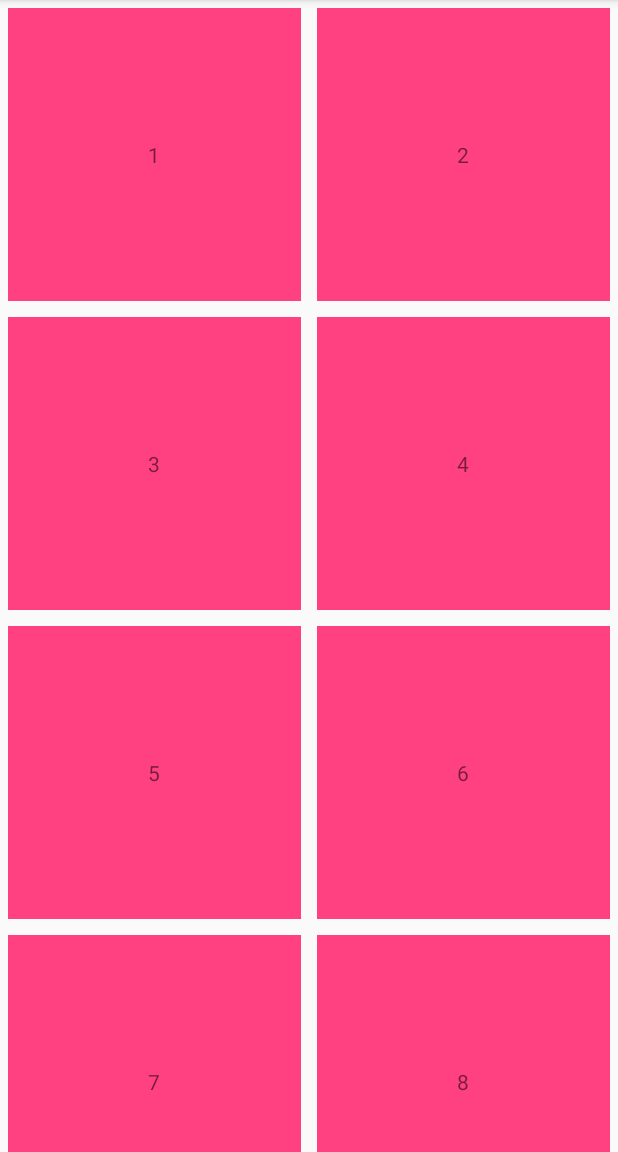
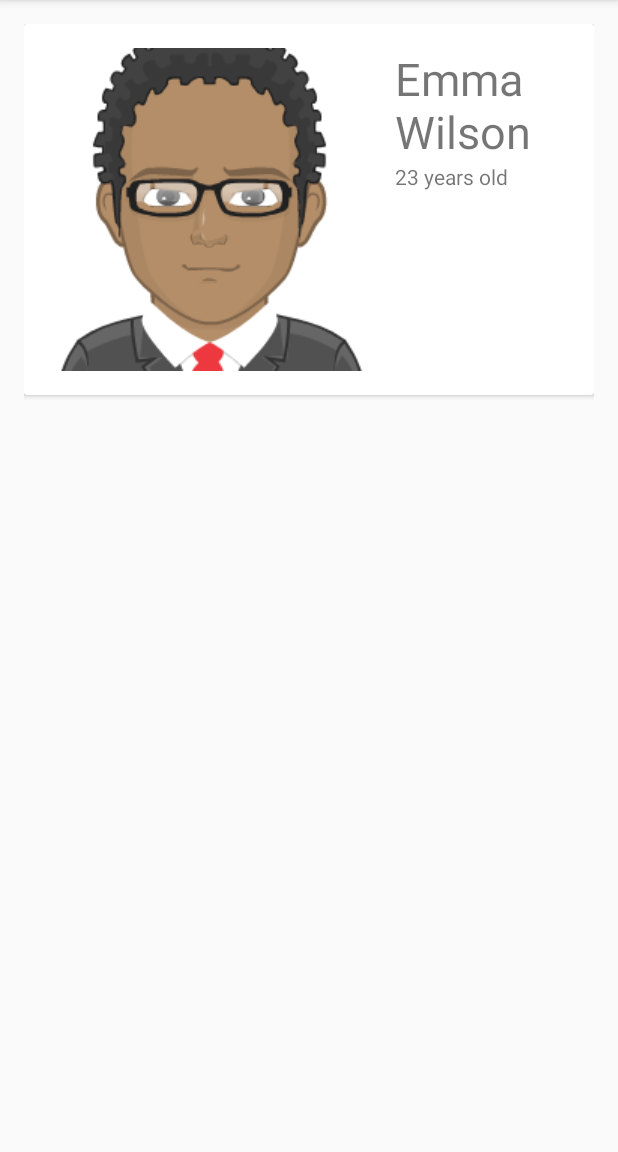
Before and after one commit to tanakphong/Restaurant, an Android app: the TableActivity screen opened directly, with no data from a screen before it, on a phone screen of 412 x 824 dp, the part 84-1236 px from its top. Run offline under Robolectric (Android 15) with nearby library versions, the phone set to English and light mode, and no system bars.

```diff
--- a/app/build.gradle
+++ b/app/build.gradle
@@ -30,4 +30,5 @@ dependencies {
     implementation 'com.squareup.okhttp3:logging-interceptor:3.4.1'
     implementation 'com.squareup.okhttp3:okhttp:3.10.0'
     implementation 'com.android.support:recyclerview-v7:27.1.1'
+    implementation 'com.android.support:cardview-v7:27.1.1'
 }
--- a/app/src/main/java/com/deverdie/restaurant/TableActivity.java
+++ b/app/src/main/java/com/deverdie/restaurant/TableActivity.java
@@ -4,40 +4,78 @@ import android.os.Bundle;
 import android.support.v7.app.AppCompatActivity;
 import android.support.v7.widget.LinearLayoutManager;
 import android.support.v7.widget.RecyclerView;
-import android.util.Log;
 import android.view.View;
 
+import com.deverdie.restaurant.adapter.RVAdapter;
 import com.deverdie.restaurant.adapter.TableRecyclerViewAdapter;
+import com.deverdie.restaurant.model.Person;
+
+import java.util.ArrayList;
+import java.util.List;
 
 public class TableActivity extends AppCompatActivity implements TableRecyclerViewAdapter.ItemClickListener {
 
-    TableRecyclerViewAdapter adapter;
+//    TableRecyclerViewAdapter adapter;
+
+//    private RecyclerView recyclerView;
+//    private EmployeeAdapter adapter;
+//    private ArrayList<Employee> employeeArrayList;
 
     @Override
     protected void onCreate(Bundle savedInstanceState) {
         super.onCreate(savedInstanceState);
         setContentView(R.layout.activity_table);
-        // data to populate the RecyclerView with
-        String[] data = {"1", "2", "3", "4", "5", "6", "7", "8", "9", "10", "11", "12", "13", "14", "15", "16", "17", "18", "19", "20", "21", "22", "23", "24", "25", "26", "27", "28", "29", "30", "31", "32", "33", "34", "35", "36", "37", "38", "39", "40", "41", "42", "43", "44", "45", "46", "47", "48"};
+//        // data to populate the RecyclerView with
+//        String[] data = {"1", "2", "3", "4", "5", "6", "7", "8", "9", "10", "11", "12", "13", "14", "15", "16", "17", "18", "19", "20", "21", "22", "23", "24", "25", "26", "27", "28", "29", "30", "31", "32", "33", "34", "35", "36", "37", "38", "39", "40", "41", "42", "43", "44", "45", "46", "47", "48"};
+//
+//
+//        // set Reclerview Horizontal
+//        LinearLayoutManager layoutManager
+//                = new LinearLayoutManager(this, LinearLayoutManager.HORIZONTAL, false);
+//        // set up the RecyclerView
+//        RecyclerView recyclerView = findViewById(R.id.rvNumbers);
+//        int numberOfColumns = 2;
+////        recyclerView.setLayoutManager(layoutManager);
+//        recyclerView.setLayoutManager(new SpanningGridLayoutManager(this,numberOfColumns));
+////        recyclerView.setLayoutManager(new GridLayoutManager(this, numberOfColumns));
+//        adapter = new TableRecyclerViewAdapter(this, data);
+//        adapter.setClickListener(this);
+//        recyclerView.setAdapter(adapter);
+//        employeeArrayList = new ArrayList<>();
+//        employeeArrayList.add(new Employee("Employee1", "emp1@example.com", "123456789"));
+//        employeeArrayList.add(new Employee("Employee2", "emp2@example.com", "987654321"));
+//        employeeArrayList.add(new Employee("Employee3", "emp3@example.com", "789456123"));
+//        employeeArrayList.add(new Employee("Employee4", "emp4@example.com", "321654987"));
+//
+//        recyclerView = (RecyclerView) findViewById(R.id.rvNumbers);
+//
+//        adapter = new EmployeeAdapter(employeeArrayList);
+//
+//        RecyclerView.LayoutManager layoutManager = new LinearLayoutManager(TableActivity.this);
+//
+//        recyclerView.setLayoutManager(layoutManager);
+//
+//        recyclerView.setAdapter(adapter);
 
+        List<Person> persons = new ArrayList<>();
+        persons.add(new Person("Emma Wilson", "23 years old", R.drawable.avatar));
+        persons.add(new Person("Lavery Maiss", "25 years old", R.drawable.avatar2));
+        persons.add(new Person("Lillie Watts", "35 years old", R.drawable.avatar3));
 
-        // set Reclerview Horizontal
-        LinearLayoutManager layoutManager
-                = new LinearLayoutManager(this, LinearLayoutManager.HORIZONTAL, false);
-        // set up the RecyclerView
-        RecyclerView recyclerView = findViewById(R.id.rvNumbers);
-        int numberOfColumns = 2;
-//        recyclerView.setLayoutManager(layoutManager);
-        recyclerView.setLayoutManager(new SpanningGridLayoutManager(this,numberOfColumns));
-//        recyclerView.setLayoutManager(new GridLayoutManager(this, numberOfColumns));
-        adapter = new TableRecyclerViewAdapter(this, data);
-        adapter.setClickListener(this);
+        RecyclerView recyclerView =  findViewById(R.id.rvNumbers);
+
+        RVAdapter adapter = new RVAdapter(persons);
+
+        LinearLayoutManager llm = new LinearLayoutManager(getApplicationContext());
+        recyclerView.setLayoutManager(llm);
+
         recyclerView.setAdapter(adapter);
     }
 
     @Override
     public void onItemClick(View view, int position) {
-        Log.i("TAG", "You clicked number " + adapter.getItem(position) + ", which is at cell position " + position);
+//        Log.i("TAG", "You clicked number " + adapter.getItem(position) + ", which is at cell position " + position);
 
     }
+
 }
--- /dev/null
+++ b/app/src/main/java/com/deverdie/restaurant/adapter/RVAdapter.java
@@ -0,0 +1,59 @@
+package com.deverdie.restaurant.adapter;
+
+import android.support.annotation.NonNull;
+import android.support.v7.widget.CardView;
+import android.support.v7.widget.RecyclerView;
+import android.view.LayoutInflater;
+import android.view.View;
+import android.view.ViewGroup;
+import android.widget.ImageView;
+import android.widget.TextView;
+
+import com.deverdie.restaurant.R;
+import com.deverdie.restaurant.model.Person;
+
+import java.util.List;
+
+public class RVAdapter extends RecyclerView.Adapter<RVAdapter.PersonViewHolder> {
+
+    List<Person> persons;
+
+    public RVAdapter(List<Person> persons){
+        this.persons = persons;
+    }
+
+    @NonNull
+    @Override
+    public PersonViewHolder onCreateViewHolder(@NonNull ViewGroup parent, int viewType) {
+        LayoutInflater layoutInflater = LayoutInflater.from(parent.getContext());
+        View view = layoutInflater.inflate(R.layout.widget_card_row, parent, false);
+        return new PersonViewHolder(view);
+    }
+
+    @Override
+    public void onBindViewHolder(@NonNull PersonViewHolder holder, int position) {
+        holder.personName.setText(persons.get(position).getName());
+        holder.personAge.setText(persons.get(position).getAge());
+        holder.personPhoto.setImageResource(persons.get(position).getPhotoId());
+    }
+
+    @Override
+    public int getItemCount() {
+        return persons.size();
+    }
+
+    public static class PersonViewHolder extends RecyclerView.ViewHolder {
+        CardView cv;
+        TextView personName;
+        TextView personAge;
+        ImageView personPhoto;
+
+        PersonViewHolder(View itemView) {
+            super(itemView);
+            cv = itemView.findViewById(R.id.cv);
+            personName = itemView.findViewById(R.id.person_name);
+            personAge = itemView.findViewById(R.id.person_age);
+            personPhoto = itemView.findViewById(R.id.person_photo);
+        }
+    }
+}
--- /dev/null
+++ b/app/src/main/java/com/deverdie/restaurant/model/Person.java
@@ -0,0 +1,37 @@
+package com.deverdie.restaurant.model;
+
+public class Person {
+    String name;
+    String age;
+    int photoId;
+
+    public Person(String name, String age, int photoId) {
+        this.name = name;
+        this.age = age;
+        this.photoId = photoId;
+    }
+
+    public String getName() {
+        return name;
+    }
+
+    public void setName(String name) {
+        this.name = name;
+    }
+
+    public String getAge() {
+        return age;
+    }
+
+    public void setAge(String age) {
+        this.age = age;
+    }
+
+    public int getPhotoId() {
+        return photoId;
+    }
+
+    public void setPhotoId(int photoId) {
+        this.photoId = photoId;
+    }
+}
--- /dev/null
+++ b/app/src/main/res/layout/widget_card_row.xml
@@ -0,0 +1,45 @@
+<?xml version="1.0" encoding="utf-8"?>
+<LinearLayout xmlns:android="http://schemas.android.com/apk/res/android"
+    android:layout_width="match_parent"
+    android:layout_height="match_parent"
+    android:padding="16dp">
+
+    <android.support.v7.widget.CardView
+        android:id="@+id/cv"
+        android:layout_width="match_parent"
+        android:layout_height="wrap_content">
+
+        <RelativeLayout
+            android:layout_width="match_parent"
+            android:layout_height="wrap_content"
+            android:padding="16dp">
+
+            <ImageView
+                android:id="@+id/person_photo"
+                android:layout_width="wrap_content"
+                android:layout_height="wrap_content"
+                android:layout_alignParentStart="true"
+                android:layout_alignParentTop="true"
+                android:layout_marginEnd="16dp"
+                android:contentDescription="@string/app_name" />
+
+            <TextView
+                android:id="@+id/person_name"
+                android:layout_width="wrap_content"
+                android:layout_height="wrap_content"
+                android:layout_alignParentTop="true"
+                android:layout_toEndOf="@+id/person_photo"
+                android:textSize="30sp" />
+
+            <TextView
+                android:id="@+id/person_age"
+                android:layout_width="wrap_content"
+                android:layout_height="wrap_content"
+                android:layout_below="@+id/person_name"
+                android:layout_toEndOf="@+id/person_photo" />
+
+        </RelativeLayout>
+
+    </android.support.v7.widget.CardView>
+
+</LinearLayout>
```
Also changed, not shown: app/src/main/java/com/deverdie/restaurant/adapter/EmployeeAdapter.java (added, +54 -0 lines), app/src/main/java/com/deverdie/restaurant/model/Employee.java (added, +37 -0 lines), app/src/main/res/layout/row_employee.xml (added, +37 -0 lines), app/src/main/res/drawable/avatar.png (added), app/src/main/res/drawable/avatar04.png (added), app/src/main/res/drawable/avatar2.png (added), app/src/main/res/drawable/avatar3.png (added), app/src/main/res/drawable/avatar5.png (added).
